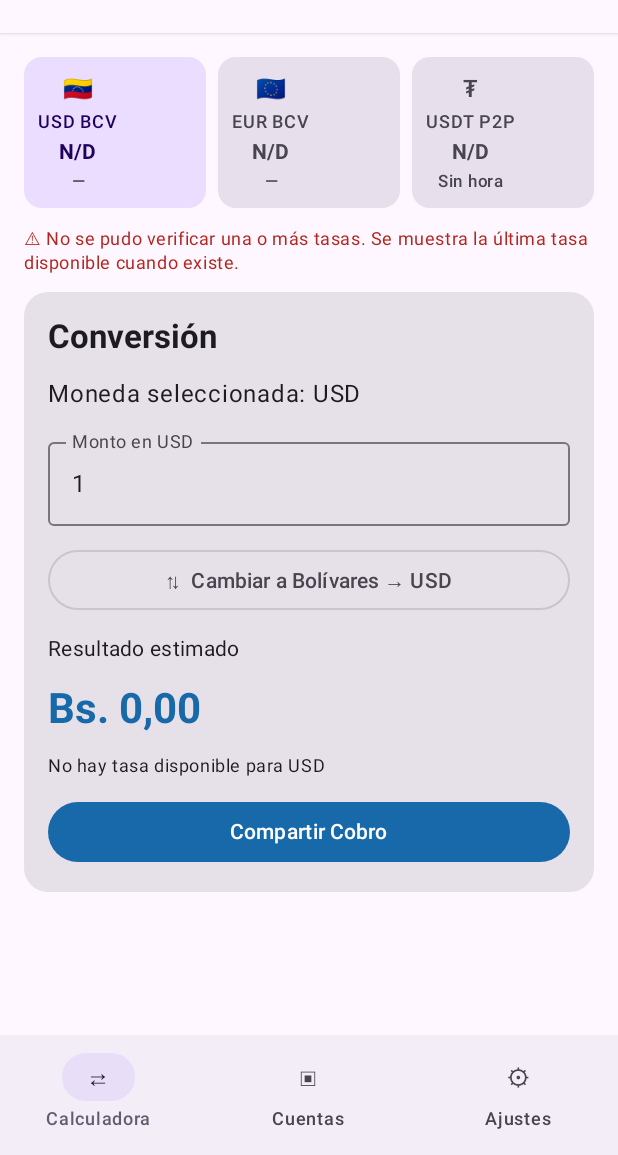
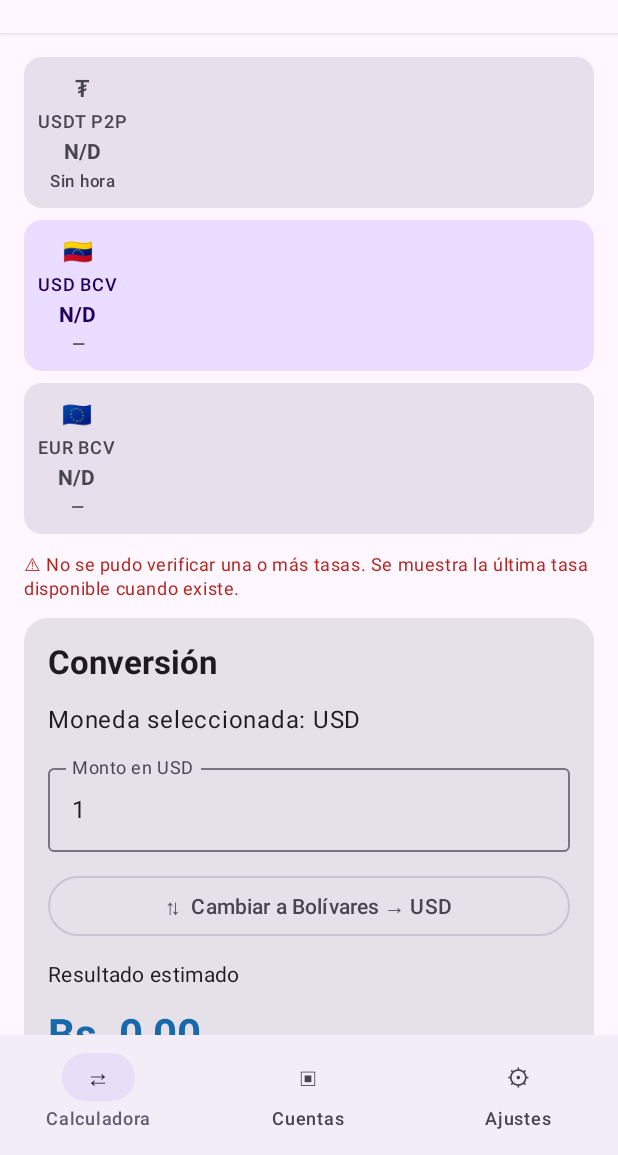
Before and after one commit to alex005alexr/vueltico2.1, an Android app built with Jetpack Compose: the screen it shows after launch (MainActivity), on a phone screen of 412 x 824 dp, the part 81-1236 px from its top. Run offline under Robolectric (Android 15) with nearby library versions, the phone set to English and light mode, and no system bars.

Commit message:
Mostrar tasas Vueltico en tarjetas verticales con fecha

```diff
--- a/CalculadoraKotlin/app/src/main/java/com/calculadora/app/MainActivity.kt
+++ b/CalculadoraKotlin/app/src/main/java/com/calculadora/app/MainActivity.kt
@@ -283,10 +283,10 @@ private fun CalculadoraApp() {
         Column(Modifier.fillMaxSize().padding(padding).verticalScroll(rememberScrollState()).padding(16.dp), verticalArrangement = Arrangement.spacedBy(12.dp)) {
             when (tab) {
                 "Calculadora" -> {
-                    Row(horizontalArrangement = Arrangement.spacedBy(8.dp), modifier = Modifier.fillMaxWidth()) {
-                        RateCard("🇻🇪", "USD BCV", rates.usd, currency == "USD", { currency = "USD" }, formatter, rates.usdDate, Modifier.weight(1f))
-                        RateCard("🇪🇺", "EUR BCV", rates.eur, currency == "EUR", { currency = "EUR" }, formatter, rates.eurDate, Modifier.weight(1f))
-                        RateCard("₮", "USDT P2P", rates.usdt, currency == "USDT", { currency = "USDT" }, formatter, relativeAge(rates.usdtUpdatedAt, clockNow), Modifier.weight(1f))
+                    Column(verticalArrangement = Arrangement.spacedBy(8.dp), modifier = Modifier.fillMaxWidth()) {
+                        RateCard("₮", "USDT P2P", rates.usdt, currency == "USDT", { currency = "USDT" }, formatter, relativeAge(rates.usdtUpdatedAt, clockNow), Modifier.fillMaxWidth())
+                        RateCard("🇻🇪", "USD BCV", rates.usd, currency == "USD", { currency = "USD" }, formatter, rates.usdDate, Modifier.fillMaxWidth())
+                        RateCard("🇪🇺", "EUR BCV", rates.eur, currency == "EUR", { currency = "EUR" }, formatter, rates.eurDate, Modifier.fillMaxWidth())
                     }
                     if (rates.warning || errorMessage.isNotBlank()) {
                         Text("⚠ No se pudo verificar una o más tasas. Se muestra la última tasa disponible cuando existe.", color = MaterialTheme.colorScheme.error, style = MaterialTheme.typography.bodySmall)
```
